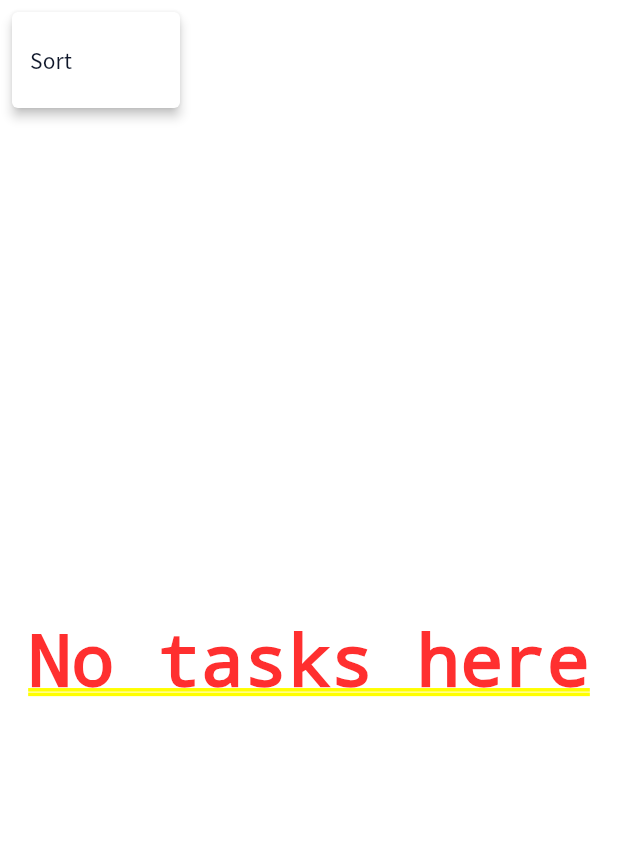
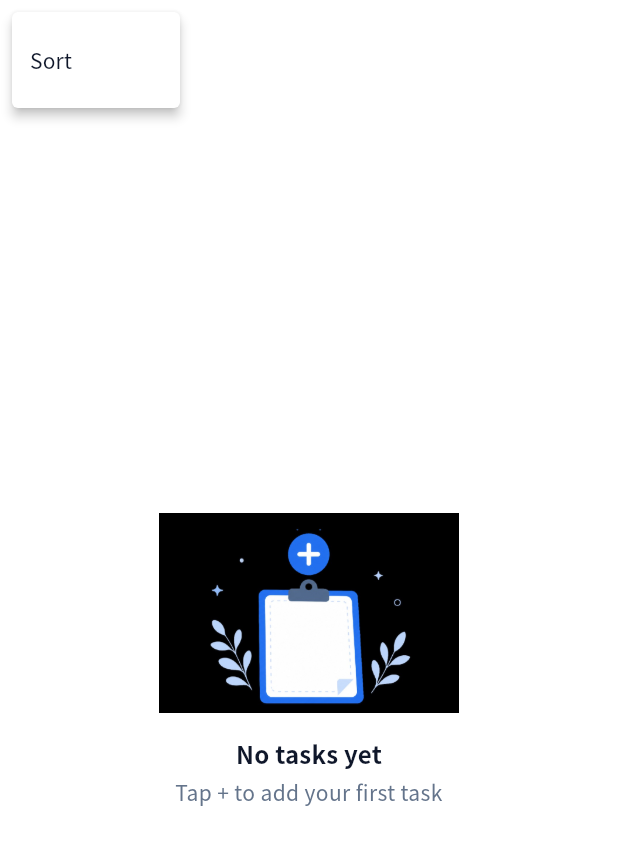
Before and after one commit to yvvxia/TaskNow, a Flutter app: the _TaskListContent screen opened directly with empty values, after a tap on the "sort" icon, on a phone screen of 412 x 824 dp. Shown: the top 845 px of the screen. Run offline on Flutter 3.47's test engine with Material 3 defaults, Android fonts, the phone set to English and light mode, and no system bars; our stand-ins replace drift, flutter_local_notifications, flutter_riverpod, freezed_annotation, go_router, riverpod_annotation and 2 more; accounts and stored records are empty; generated files the repository leaves out were written again; Roboto replaces fonts that are missing (MiSans).

Commit message:
Add illustrated task empty states
Co-authored-by: Cursor <cursoragent@cursor.com>

```diff
--- /dev/null
+++ b/lib/core/widgets/empty_illustration.dart
@@ -0,0 +1,83 @@
+import 'package:flutter/material.dart';
+
+/// Friendly empty-state block: a centered illustration above a title and an
+/// optional subtitle. Scrollable so it never overflows in short viewports.
+///
+/// The bundled illustrations use transparent backgrounds, so the same asset
+/// works in both light and dark themes.
+class EmptyIllustration extends StatelessWidget {
+  const EmptyIllustration({
+    super.key,
+    required this.asset,
+    required this.title,
+    this.subtitle,
+    this.maxImageSize = 200,
+  });
+
+  /// Asset path of the illustration (e.g. `assets/illustrations/empty_tasks.png`).
+  final String asset;
+
+  /// Primary message (e.g. "No tasks today").
+  final String title;
+
+  /// Optional supporting line below the title.
+  final String? subtitle;
+
+  /// Upper bound for the illustration's width/height in logical pixels.
+  final double maxImageSize;
+
+  @override
+  Widget build(BuildContext context) {
+    final theme = Theme.of(context);
+    return LayoutBuilder(
+      builder: (context, constraints) => SingleChildScrollView(
+        child: ConstrainedBox(
+          constraints: BoxConstraints(
+            minHeight: constraints.maxHeight.isFinite
+                ? constraints.maxHeight
+                : 0,
+          ),
+          child: Center(
+            child: Padding(
+              padding: const EdgeInsets.all(24),
+              child: Column(
+                mainAxisSize: MainAxisSize.min,
+                children: [
+                  ConstrainedBox(
+                    constraints: BoxConstraints(
+                      maxWidth: maxImageSize,
+                      maxHeight: maxImageSize,
+                    ),
+                    child: Image.asset(
+                      asset,
+                      fit: BoxFit.contain,
+                      // Keep layout stable if the asset is missing.
+                      errorBuilder: (context, error, stackTrace) =>
+                          const SizedBox.shrink(),
+                    ),
+                  ),
+                  const SizedBox(height: 16),
+                  Text(
+                    title,
+                    textAlign: TextAlign.center,
+                    style: theme.textTheme.titleMedium,
+                  ),
+                  if (subtitle != null) ...[
+                    const SizedBox(height: 4),
+                    Text(
+                      subtitle!,
+                      textAlign: TextAlign.center,
+                      style: theme.textTheme.bodyMedium?.copyWith(
+                        color: theme.colorScheme.onSurfaceVariant,
+                      ),
+                    ),
+                  ],
+                ],
+              ),
+            ),
+          ),
+        ),
+      ),
+    );
+  }
+}
--- a/lib/features/task/task_list_page.dart
+++ b/lib/features/task/task_list_page.dart
@@ -4,6 +4,7 @@ import 'package:flutter_riverpod/flutter_riverpod.dart';
 import '../../core/enums/enums.dart';
 import '../../core/models/project.dart';
 import '../../core/models/task_draft.dart';
+import '../../core/widgets/empty_illustration.dart';
 import '../../core/widgets/layout_breakpoints.dart';
 import '../../core/widgets/shell_navigation.dart';
 import '../../l10n/app_localizations.dart';
@@ -155,8 +156,12 @@ class _TaskListContentState extends ConsumerState<_TaskListContent> {
           ),
         Expanded(
           child: tasksState.when(
-            data: (tasks) =>
-                _TaskListView(tasks: tasks, notifier: notifier, ref: ref),
+            data: (tasks) => _TaskListView(
+              tasks: tasks,
+              notifier: notifier,
+              ref: ref,
+              scope: widget.scope,
+            ),
             loading: () => const SizedBox.shrink(),
             error: (err, _) => const SizedBox.shrink(),
           ),
@@ -247,11 +252,13 @@ class _TaskListView extends StatelessWidget {
     required this.tasks,
     required this.notifier,
     required this.ref,
+    required this.scope,
   });
 
   final List<TaskView> tasks;
   final TaskListNotifier notifier;
   final WidgetRef ref;
+  final TaskListScope scope;
 
   Future<void> _confirmDelete(BuildContext context, TaskView task) async {
     final l10n = AppLocalizations.of(context);
@@ -284,7 +291,13 @@ class _TaskListView extends StatelessWidget {
   Widget build(BuildContext context) {
     if (tasks.isEmpty) {
       final l10n = AppLocalizations.of(context);
-      return Center(child: Text(l10n?.emptyTaskList ?? 'No tasks here'));
+      final empty = _emptyStateFor(scope, l10n);
+      return EmptyIllustration(
+        key: const Key('tasks-empty-state'),
+        asset: empty.asset,
+        title: empty.title,
+        subtitle: empty.subtitle,
+      );
     }
     return ListView.builder(
       itemCount: tasks.length,
@@ -304,3 +317,40 @@ class _TaskListView extends StatelessWidget {
     );
   }
 }
+
+/// Illustration + copy shown when a task list scope has no tasks.
+typedef _EmptyState = ({String asset, String title, String? subtitle});
+
+_EmptyState _emptyStateFor(TaskListScope scope, AppLocalizations? l10n) {
+  const base = 'assets/illustrations';
+  switch (scope) {
+    case TodayScope():
+      return (
+        asset: '$base/empty_today.png',
+        title: l10n?.emptyTodayTitle ?? 'No tasks today',
+        subtitle: l10n?.emptyTodaySubtitle ?? 'Enjoy your free day',
+      );
+    case OverdueScope():
+      return (
+        asset: '$base/empty_overdue.png',
+        title: l10n?.emptyOverdueTitle ?? 'No overdue tasks',
+        subtitle: l10n?.emptyOverdueSubtitle ?? "You're all caught up",
+      );
+    case CompletedScope():
+      return (
+        asset: '$base/empty_completed.png',
+        title: l10n?.emptyCompletedTitle ?? 'No completed tasks yet',
+        subtitle:
+            l10n?.emptyCompletedSubtitle ?? 'Completed tasks will show up here',
+      );
+    case ProjectScope():
+    case TagScope():
+    case InboxScope():
+    case AllScope():
+      return (
+        asset: '$base/empty_tasks.png',
+        title: l10n?.emptyTasksTitle ?? 'No tasks yet',
+        subtitle: l10n?.emptyTasksSubtitle ?? 'Tap + to add your first task',
+      );
+  }
+}
--- a/pubspec.yaml
+++ b/pubspec.yaml
@@ -83,10 +83,8 @@ flutter:
   # the material Icons class.
   uses-material-design: true
 
-  # To add assets to your application, add an assets section, like this:
-  # assets:
-  #   - images/a_dot_burr.jpeg
-  #   - images/a_dot_ham.jpeg
+  assets:
+    - assets/illustrations/
 
   # An image asset can refer to one or more resolution-specific "variants", see
   # https://flutter.dev/to/resolution-aware-images
```
Also changed, not shown: assets/illustrations/empty_completed.png (added), assets/illustrations/empty_overdue.png (added), assets/illustrations/empty_tasks.png (added), assets/illustrations/empty_today.png (added), 2 other files.
